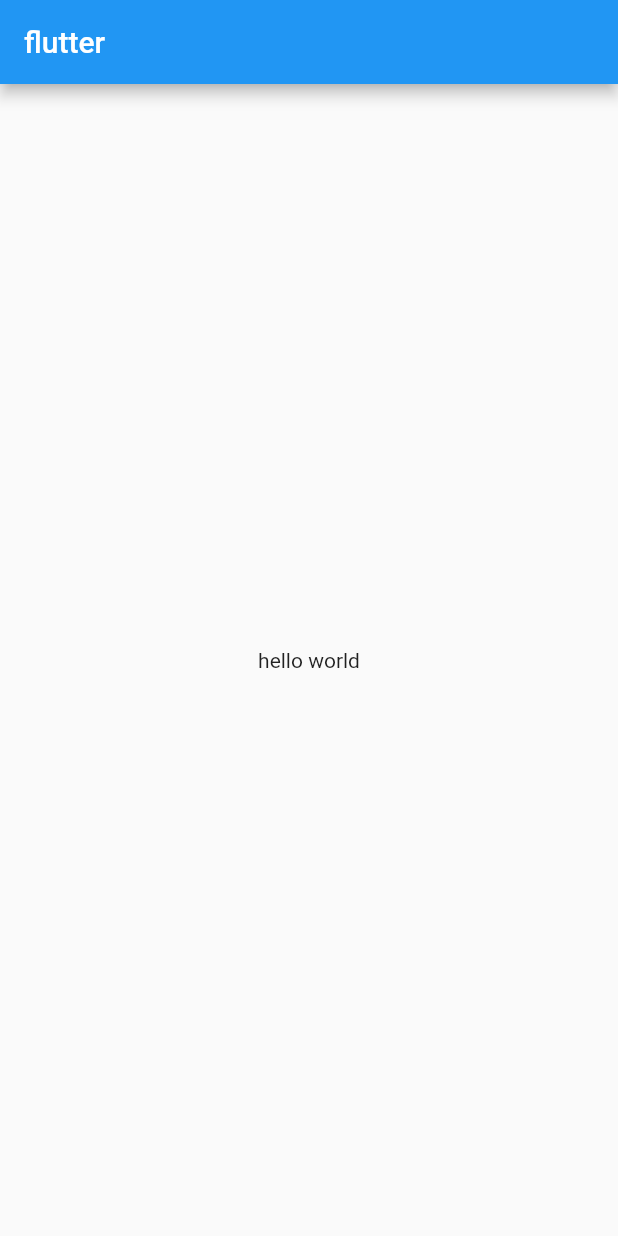
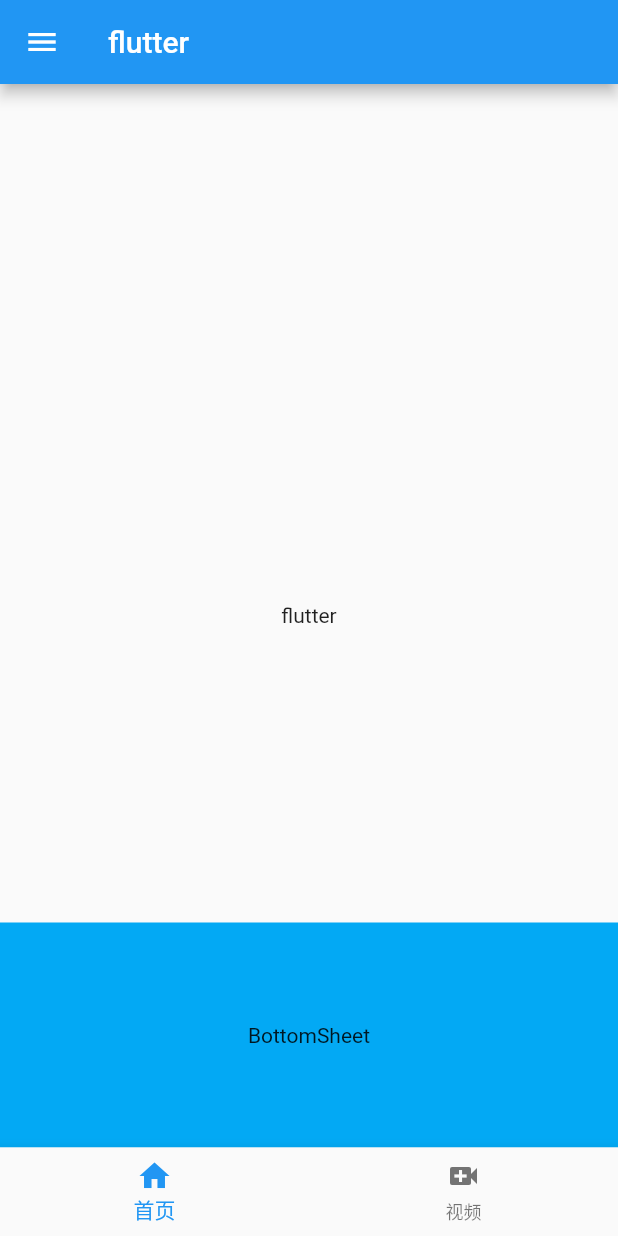
Before and after one commit to laocainiao365/Learnflutter, a Flutter app: the screen it shows after launch, on a phone screen of 412 x 824 dp. Run offline on Flutter 3.47's test engine with Material 2 defaults, Android fonts, the phone set to English and light mode, and no system bars.

Commit message:
change scaffold

```diff
--- a/lib/MaterialApp/index.dart
+++ b/lib/MaterialApp/index.dart
@@ -1,18 +1,11 @@
 import 'package:flutter/material.dart';
-
+import '../Scaffold/index.dart';
 class LcnMaterialApp extends StatelessWidget {
   @override
   Widget build(BuildContext context) {
     return MaterialApp(
       title:'这是个flutter应用',
-      home: Scaffold(
-        appBar: AppBar(
-          title: Text('flutter'),
-        ),
-        body: Center(
-          child: Text('hello world'),
-        ),
-      ),
+      home: LcnScaffold(),
     );
   }
 }
--- a/lib/Scaffold/index.dart
+++ b/lib/Scaffold/index.dart
@@ -0,0 +1,59 @@
+import 'package:flutter/material.dart';
+
+class LcnScaffold extends StatelessWidget {
+  @override
+  Widget build(BuildContext context) {
+    return Scaffold(
+      appBar: AppBar(
+        title: Text('flutter'),
+      ),
+      body: Center(
+        child: Text('flutter'),
+      ),
+      drawer: Drawer(),
+//      endDrawer: Drawer(),
+      bottomNavigationBar: BottomNavigationBar(
+        items: [
+          BottomNavigationBarItem(
+            title: Text('首页'),
+            icon: Icon(
+              Icons.home
+            )
+          ),
+          BottomNavigationBarItem(
+              title: Text('视频'),
+              icon: Icon(
+                  Icons.video_call
+              )
+          )
+        ],
+      ),
+//      floatingActionButton: FloatingActionButton(
+//        child: Icon(Icons.add),
+//        onPressed: (){},
+//      ),
+//      floatingActionButtonLocation: FloatingActionButtonLocation.centerDocked,
+//      persistentFooterButtons: <Widget>[
+//        FlatButton(
+//          onPressed: (){},
+//          child: Text('flatbutton'),
+//        ),
+//        FlatButton(
+//          onPressed: (){},
+//          child: Text('flatbutton'),
+//        )
+//      ],
+      bottomSheet: BottomSheet(
+          onClosing: () {},
+          backgroundColor: Colors.lightBlue,
+          builder: (context) {
+            return Container(
+              height: 150,
+              alignment: Alignment.center,
+              child: Text('BottomSheet'),
+            );
+          }
+      ),
+    );
+  }
+}
```
Also changed, not shown: lib/main.dart (line endings or trailing spaces), 2 other files.
